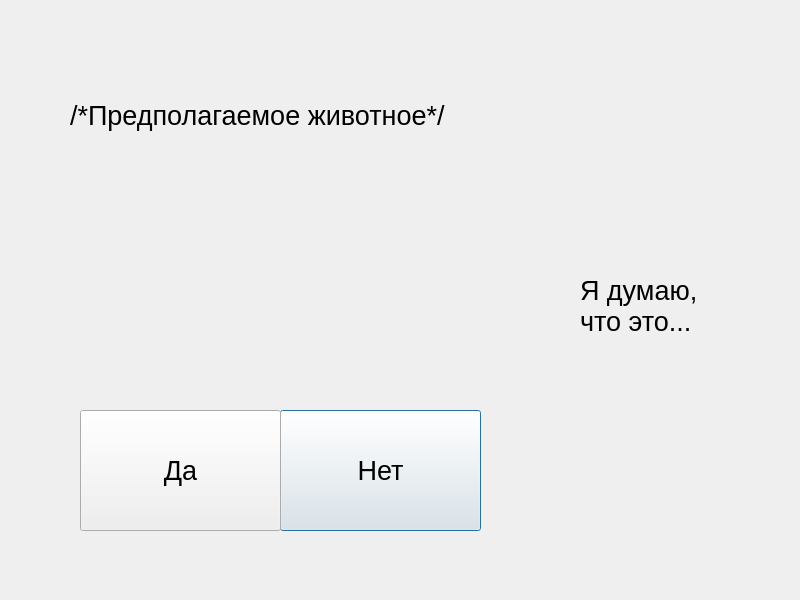
First picture: the form in QtPetinator/guesslast.ui, repository krbroman/Petinator, before the edit.
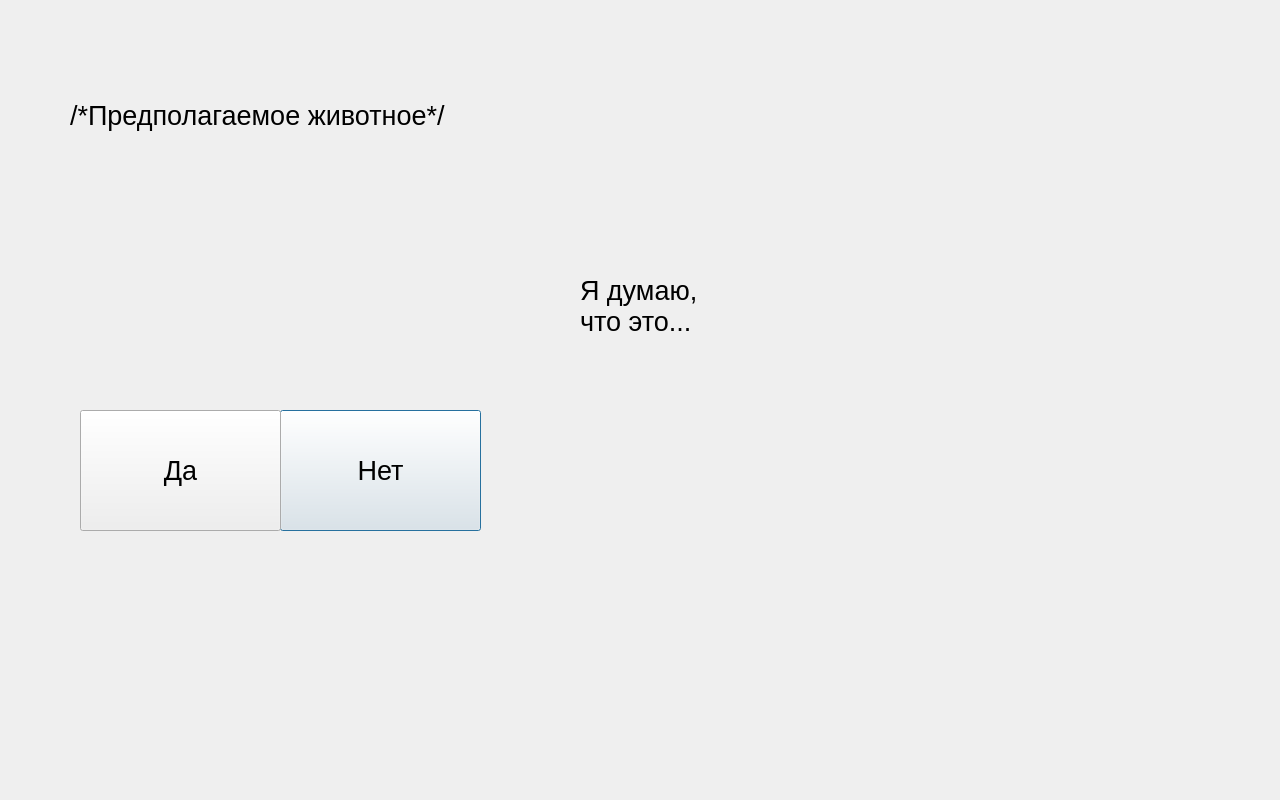
Second picture: the form after the edit.

The edit to the form file:
```diff
--- a/QtPetinator/guesslast.ui
+++ b/QtPetinator/guesslast.ui
@@ -6,8 +6,8 @@
    <rect>
     <x>0</x>
     <y>0</y>
-    <width>800</width>
-    <height>600</height>
+    <width>1280</width>
+    <height>800</height>
    </rect>
   </property>
   <property name="windowTitle">
```
